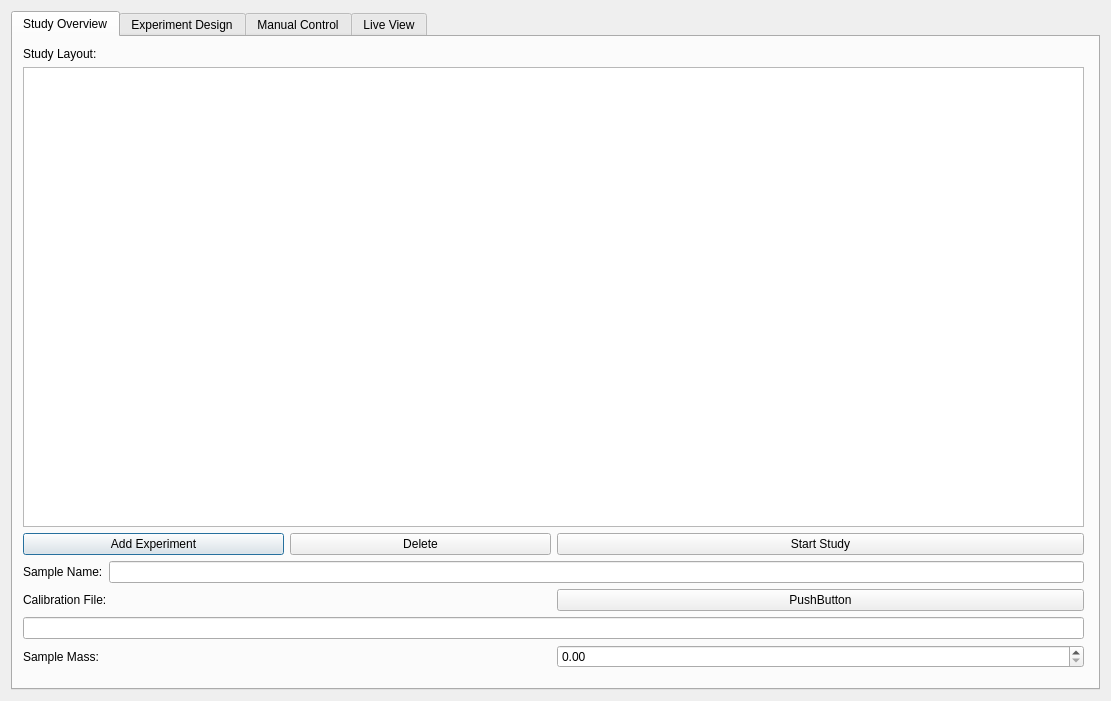
This is reactorUI.ui in Dionne-Lab/catalight as Qt 5 draws it before an edit. The edited form follows.
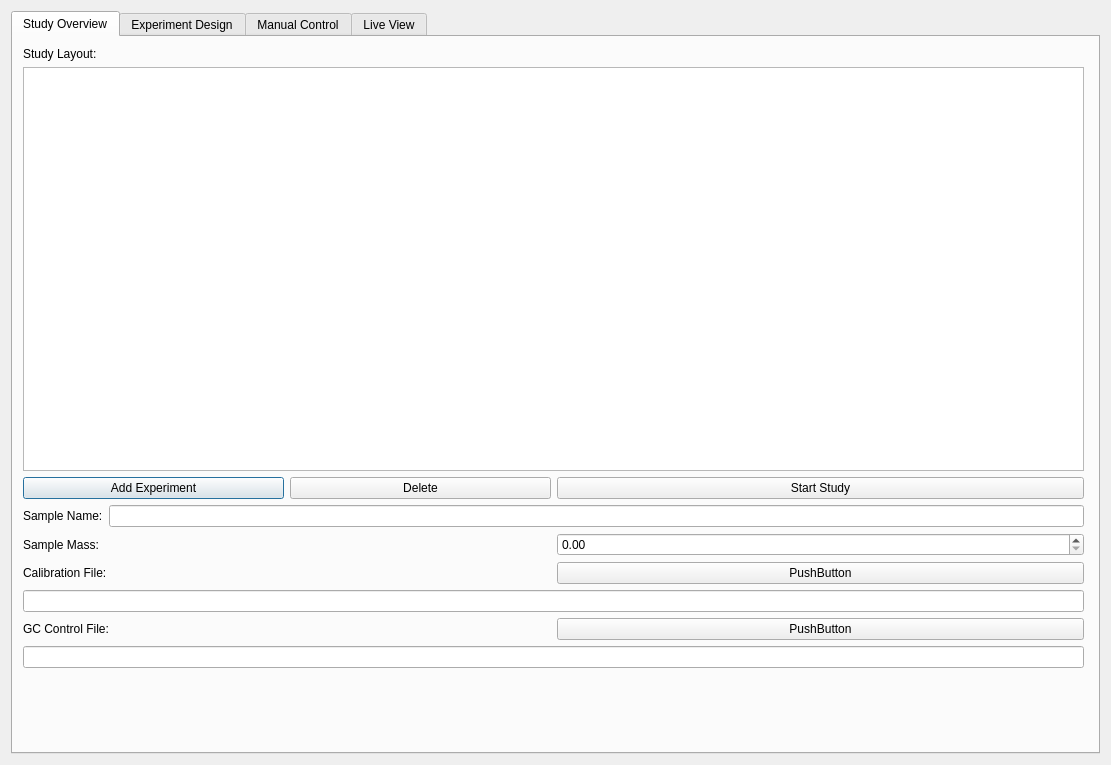
This is the edited form.

Commit message: added file browser to GUI, but not working currently

The edit to the form file:
```diff
--- a/reactorUI.ui
+++ b/reactorUI.ui
@@ -7,14 +7,14 @@
     <x>0</x>
     <y>0</y>
     <width>1111</width>
-    <height>701</height>
+    <height>765</height>
    </rect>
   </property>
   <property name="windowTitle">
    <string>Dialog</string>
   </property>
-  <layout class="QGridLayout" name="gridLayout_3">
-   <item row="0" column="0">
+  <layout class="QHBoxLayout" name="horizontalLayout_6">
+   <item>
     <widget class="QTabWidget" name="tabWidget">
      <property name="sizePolicy">
       <sizepolicy hsizetype="Expanding" vsizetype="Expanding">
@@ -107,6 +107,33 @@
               </item>
              </layout>
             </item>
+            <item>
+             <layout class="QHBoxLayout" name="horizontalLayout_3">
+              <item>
+               <widget class="QLabel" name="label_4">
+                <property name="maximumSize">
+                 <size>
+                  <width>16777215</width>
+                  <height>30</height>
+                 </size>
+                </property>
+                <property name="text">
+                 <string>Sample Mass:</string>
+                </property>
+               </widget>
+              </item>
+              <item>
+               <widget class="QDoubleSpinBox" name="sample_mass">
+                <property name="maximumSize">
+                 <size>
+                  <width>16777215</width>
+                  <height>30</height>
+                 </size>
+                </property>
+               </widget>
+              </item>
+             </layout>
+            </item>
             <item>
              <layout class="QHBoxLayout" name="horizontalLayout_2">
               <item>
@@ -140,34 +167,28 @@
             <item>
              <widget class="QLineEdit" name="cal_path"/>
             </item>
+           </layout>
+          </item>
             <item>
-             <layout class="QHBoxLayout" name="horizontalLayout_3">
+           <layout class="QHBoxLayout" name="horizontalLayout_7">
               <item>
-               <widget class="QLabel" name="label_4">
-                <property name="maximumSize">
-                 <size>
-                  <width>16777215</width>
-                  <height>30</height>
-                 </size>
-                </property>
+             <widget class="QLabel" name="label_6">
                 <property name="text">
-                 <string>Sample Mass:</string>
+               <string>GC Control File:</string>
                 </property>
                </widget>
               </item>
               <item>
-               <widget class="QDoubleSpinBox" name="sample_mass">
-                <property name="maximumSize">
-                 <size>
-                  <width>16777215</width>
-                  <height>30</height>
-                 </size>
+             <widget class="QPushButton" name="findCtrlFile">
+              <property name="text">
+               <string>PushButton</string>
                 </property>
                </widget>
               </item>
              </layout>
             </item>
-           </layout>
+          <item>
+           <widget class="QLineEdit" name="ctrl_path"/>
           </item>
          </layout>
         </item>
```
Lines whose indentation alone changed are shown as unchanged. The commit also changes 1 other file.
